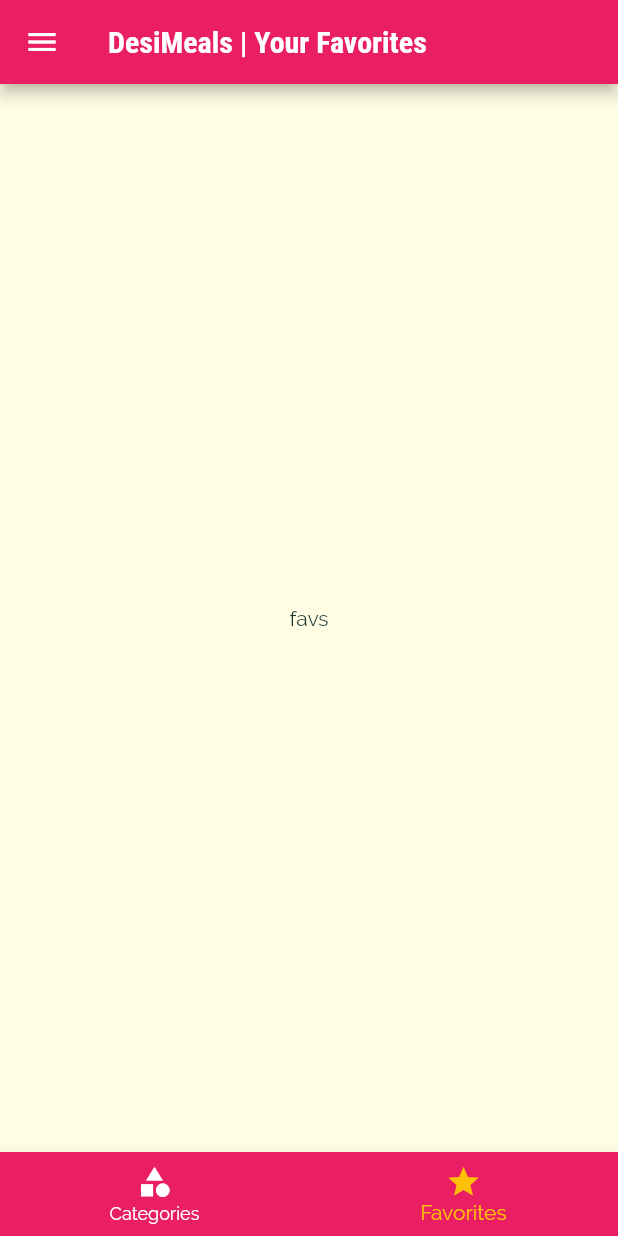
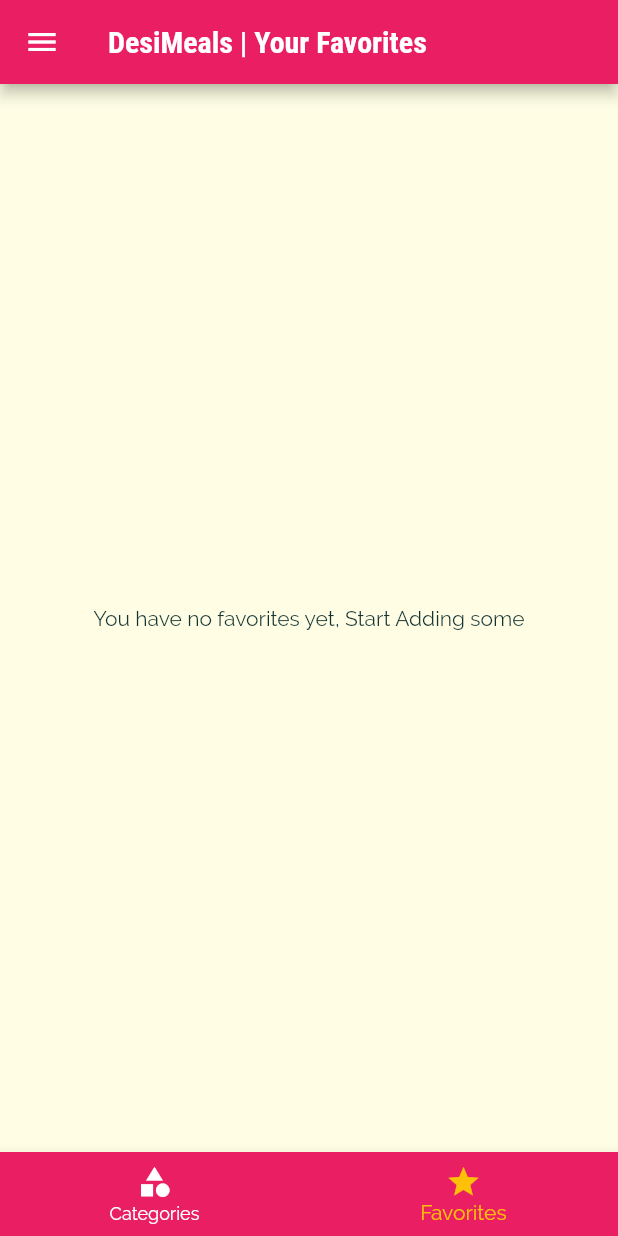
Before and after one commit to advaita-saha/delimeals, a Flutter app: the screen it shows after launch, item 2 of the bottom bar chosen, on a phone screen of 412 x 824 dp. Run offline on Flutter 3.47's test engine with Material 2 defaults, Android fonts, the phone set to English and light mode, and no system bars.

Commit message:
app finished

```diff
--- a/lib/main.dart
+++ b/lib/main.dart
@@ -22,6 +22,7 @@ class MyApp extends StatefulWidget {
 
 class _MyAppState extends State<MyApp> {
   List<Meal> _availableMeals = DUMMY_MEALS;
+  List<Meal> _favoriteMeals = [];
 
   Map<String, bool> _filters = {
     'gluten': false,
@@ -51,6 +52,26 @@ class _MyAppState extends State<MyApp> {
     });
   }
 
+  void _toggleFavorite(String mealId) {
+    final existingIndex =
+        _favoriteMeals.indexWhere((meal) => meal.id == mealId);
+    if (existingIndex >= 0) {
+      setState(() {
+        _favoriteMeals.removeAt(existingIndex);
+      });
+    } else {
+      setState(() {
+        _favoriteMeals.add(
+          DUMMY_MEALS.firstWhere((element) => element.id == mealId),
+        );
+      });
+    }
+  }
+
+  bool _isMealFavorite(String id) {
+    return _favoriteMeals.any((element) => element.id == id);
+  }
+
   @override
   Widget build(BuildContext context) {
     return MaterialApp(
@@ -76,10 +97,11 @@ class _MyAppState extends State<MyApp> {
       ),
       // home: CategoriesScreen(),
       routes: {
-        '/': (ctx) => TabScreen(),
+        '/': (ctx) => TabScreen(_favoriteMeals),
         CategoryMealsScreen.routeName: (ctx) =>
             CategoryMealsScreen(_availableMeals),
-        MealDetailScreen.routeName: (ctx) => MealDetailScreen(),
+        MealDetailScreen.routeName: (ctx) =>
+            MealDetailScreen(_toggleFavorite, _isMealFavorite),
         FilterScreen.routeName: (ctx) => FilterScreen(_filters, _setFilters),
       },
     );
--- a/lib/screens/category_meals_screen.dart
+++ b/lib/screens/category_meals_screen.dart
@@ -56,7 +56,6 @@ class _CategoryMealsScreenState extends State<CategoryMealsScreen> {
             duration: displayMeals[index].duration,
             complexity: displayMeals[index].complexity,
             affordability: displayMeals[index].affordability,
-            removeItem: _removeMeal,
           );
         },
         itemCount: displayMeals.length,
--- a/lib/screens/favorites_screen.dart
+++ b/lib/screens/favorites_screen.dart
@@ -1,12 +1,32 @@
 import 'package:flutter/material.dart';
+import '../models/meal.dart';
+import '../widgets/meal_item.dart';
 
 class FavoritesScreen extends StatelessWidget {
-  const FavoritesScreen({Key? key}) : super(key: key);
+  List<Meal> favoriteMeals;
+
+  FavoritesScreen(this.favoriteMeals);
 
   @override
   Widget build(BuildContext context) {
-    return Center(
-      child: Text('favs'),
-    );
+    if (favoriteMeals.isEmpty) {
+      return const Center(
+        child: Text('You have no favorites yet, Start Adding some'),
+      );
+    } else {
+      return ListView.builder(
+        itemBuilder: (ctx, index) {
+          return MealItem(
+            id: favoriteMeals[index].id,
+            title: favoriteMeals[index].title,
+            imageUrl: favoriteMeals[index].imageUrl,
+            duration: favoriteMeals[index].duration,
+            complexity: favoriteMeals[index].complexity,
+            affordability: favoriteMeals[index].affordability,
+          );
+        },
+        itemCount: favoriteMeals.length,
+      );
+    }
   }
 }
--- a/lib/screens/tabs_screen.dart
+++ b/lib/screens/tabs_screen.dart
@@ -5,28 +5,36 @@ import './favorites_screen.dart';
 
 import './categories_screen.dart';
 import '../widgets/main_drawer.dart';
+import '../models/meal.dart';
 import 'package:flutter/material.dart';
 
 class TabScreen extends StatefulWidget {
-  const TabScreen({Key? key}) : super(key: key);
+  final List<Meal> favoriteMeals;
+
+  TabScreen(this.favoriteMeals);
 
   @override
   _TabScreenState createState() => _TabScreenState();
 }
 
 class _TabScreenState extends State<TabScreen> {
-  final List<Map<String, Object>> _pages = [
+  late List<Map<String, Object>> _pages;
+  int _selectedPageIndex = 0;
+
+  @override
+  void initState() {
+    _pages = [
       {
         'page': CategoriesScreen(),
         'title': 'Categories',
       },
       {
-      'page': FavoritesScreen(),
+        'page': FavoritesScreen(widget.favoriteMeals),
         'title': 'Your Favorites',
       },
     ];
-
-  int _selectedPageIndex = 0;
+    super.initState();
+  }
 
   void _selectPage(int index) {
     setState(() {
```
Also changed, not shown: lib/screens/meal_detail_screen.dart (+9 -7 lines), lib/widgets/meal_item.dart (+2 -10 lines). Lines whose indentation alone changed are shown as unchanged.
